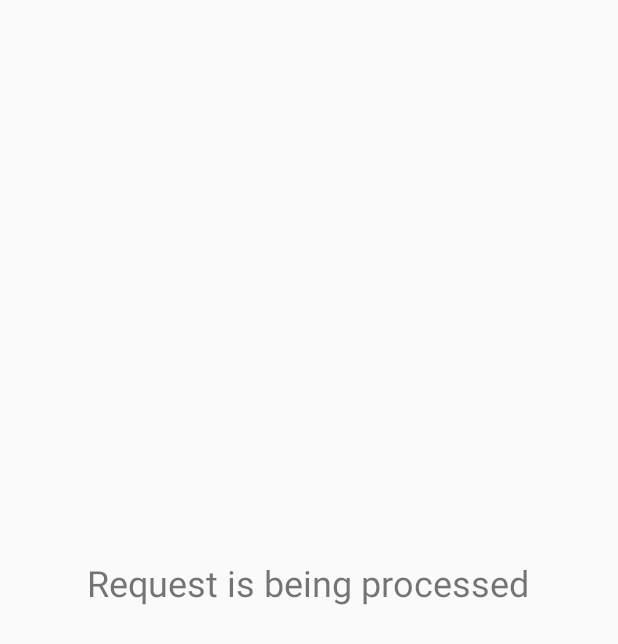
After one commit to anshul-shaive/Helpnet, an Android app: the HelpInfo screen opened directly, with no data from a screen before it, on a phone screen of 412 x 824 dp. The commit adds this screen. Shown: the top 644 px of the screen. Run offline under Robolectric (Android 15) with nearby library versions, the phone set to English and light mode, and no system bars.

Commit message:
helpinfo added

```diff
--- a/madad_pro/app/build.gradle
+++ b/madad_pro/app/build.gradle
@@ -34,5 +34,5 @@ dependencies {
     androidTestImplementation 'androidx.test.ext:junit:1.1.0'
     androidTestImplementation 'androidx.test.espresso:espresso-core:3.1.1'
     implementation 'com.android.volley:volley:1.1.1'
-    compile 'com.github.d-max:spots-dialog:0.7@aar'
+    implementation 'com.github.d-max:spots-dialog:0.7@aar'
 }
--- a/madad_pro/app/src/main/AndroidManifest.xml
+++ b/madad_pro/app/src/main/AndroidManifest.xml
@@ -11,6 +11,7 @@
 
     <application
         android:allowBackup="true"
+        android:name=".MyApplication"
         android:icon="@mipmap/ic_launcher"
         android:label="@string/app_name"
         android:roundIcon="@mipmap/ic_launcher_round"
@@ -18,6 +19,8 @@
         android:theme="@style/AppTheme"
         android:usesCleartextTraffic="true">
 
+
+        <activity android:name=".HelpInfo"></activity>
         <!-- <activity android:name=".MainActivity"></activity> -->
         <!--
              The API key for Google Maps-based APIs is defined as a string resource.
@@ -34,9 +37,10 @@
         <activity
             android:name=".help"
             android:label="@string/title_activity_help" />
-        <activity android:name=".MainActivity"></activity>
+        <activity android:name=".MainActivity" />
         <activity android:name=".Otp" />
         <activity android:name=".Register" />
+        <activity android:name=".dialog_handler" />
         <activity android:name=".login" />
         <activity android:name=".Option" />
         <activity android:name=".Helper" />
--- /dev/null
+++ b/madad_pro/app/src/main/java/com/example/madad_pro/HelpInfo.java
@@ -0,0 +1,14 @@
+package com.example.madad_pro;
+
+import androidx.appcompat.app.AppCompatActivity;
+
+import android.os.Bundle;
+
+public class HelpInfo extends AppCompatActivity {
+
+    @Override
+    protected void onCreate(Bundle savedInstanceState) {
+        super.onCreate(savedInstanceState);
+        setContentView(R.layout.activity_help_info);
+    }
+}
--- a/madad_pro/app/src/main/java/com/example/madad_pro/MainActivity.java
+++ b/madad_pro/app/src/main/java/com/example/madad_pro/MainActivity.java
@@ -14,6 +14,7 @@ public class MainActivity extends AppCompatActivity {
         super.onCreate(savedInstanceState);
         setContentView(R.layout.activity_main);
     }
+
 
 
     public void emergency(View view)
--- a/madad_pro/app/src/main/java/com/example/madad_pro/Requests.java
+++ b/madad_pro/app/src/main/java/com/example/madad_pro/Requests.java
@@ -22,9 +22,6 @@ public class Requests extends AppCompatActivity {
         reqTextView.setText(request);
 
         Button respondButton = (Button)findViewById(R.id.resbutton);
-//        Intent mapintent = new Intent(Requests.this, MapsActivity.class);
-////        intent.putExtra("request_id",requests.get(position));
-//        startActivity(intent);
 ////        https://maps.googleapis.com/maps/api/geocode/json?latlng=23.267033,77.368417&key=AIzaSyAz_I96cGBltrjwzqFP4K9y2qrR07mOSxI
         respondButton.setOnClickListener(new View.OnClickListener() {
 
--- a/madad_pro/app/src/main/java/com/example/madad_pro/Splash.java
+++ b/madad_pro/app/src/main/java/com/example/madad_pro/Splash.java
@@ -5,6 +5,8 @@ import android.content.Intent;
 import android.content.SharedPreferences;
 import android.os.Bundle;
 import android.os.Handler;
+
+
 
 public class Splash extends Activity {
 
--- /dev/null
+++ b/madad_pro/app/src/main/res/layout/activity_help_info.xml
@@ -0,0 +1,25 @@
+<?xml version="1.0" encoding="utf-8"?>
+<androidx.constraintlayout.widget.ConstraintLayout xmlns:android="http://schemas.android.com/apk/res/android"
+    xmlns:app="http://schemas.android.com/apk/res-auto"
+    xmlns:tools="http://schemas.android.com/tools"
+    android:layout_width="match_parent"
+    android:layout_height="match_parent"
+    tools:context=".HelpInfo">
+
+    <TextView
+        android:id="@+id/textView2"
+        android:layout_width="wrap_content"
+        android:layout_height="wrap_content"
+        android:layout_marginStart="118dp"
+        android:layout_marginLeft="118dp"
+        android:layout_marginTop="332dp"
+        android:layout_marginEnd="119dp"
+        android:layout_marginRight="119dp"
+        android:layout_marginBottom="380dp"
+        android:text="Request is being processed"
+        android:textSize="24sp"
+        app:layout_constraintBottom_toBottomOf="parent"
+        app:layout_constraintEnd_toEndOf="parent"
+        app:layout_constraintStart_toStartOf="parent"
+        app:layout_constraintTop_toTopOf="parent" />
+</androidx.constraintlayout.widget.ConstraintLayout>
```
Also changed, not shown: madad_pro/app/src/debug/res/values/google_maps_api.xml (+0 -20 lines), madad_pro/app/src/main/java/com/example/madad_pro/MyApplication.java (added, +35 -0 lines), madad_pro/app/src/main/java/com/example/madad_pro/Register.java (+18 -10 lines), madad_pro/app/src/main/java/com/example/madad_pro/dialog_handler.java (+106 -9 lines), madad_pro/app/src/main/java/com/example/madad_pro/help.java (+10 -10 lines), madad_pro/app/src/main/java/com/example/madad_pro/login.java (+6 -2 lines), madad_pro/app/src/main/res/layout/dialog_box.xml (+13 -6 lines), 1 other file.
